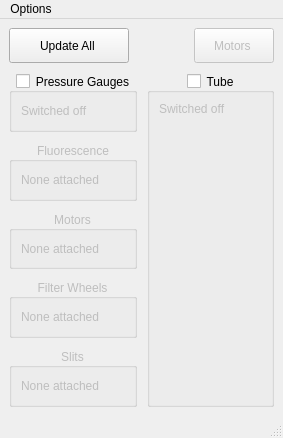
Before: the Qt Designer form Gui/forms/form_gui.ui in slsdetectorgroup/motorControlSoftware, drawn with Qt 5.
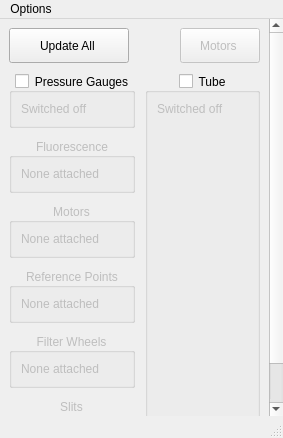
After: the same form once the commit is applied. Icons and pictures are not drawn.

Commit message: WIP ref points

What changed in the file:
```diff
--- a/Gui/forms/form_gui.ui
+++ b/Gui/forms/form_gui.ui
@@ -62,8 +62,8 @@
         <rect>
          <x>0</x>
          <y>0</y>
-         <width>283</width>
-         <height>385</height>
+         <width>281</width>
+         <height>451</height>
         </rect>
        </property>
        <property name="sizePolicy">
@@ -76,7 +76,7 @@
         <property name="spacing">
          <number>10</number>
         </property>
-        <item row="4" column="0">
+        <item row="5" column="0">
          <widget class="QGroupBox" name="groupFilterWheels">
           <property name="enabled">
            <bool>false</bool>
@@ -107,7 +107,7 @@
           </layout>
          </widget>
         </item>
-        <item row="5" column="0">
+        <item row="6" column="0">
          <widget class="QGroupBox" name="groupSlits">
           <property name="enabled">
            <bool>false</bool>
@@ -169,7 +169,7 @@
           </layout>
          </widget>
         </item>
-        <item row="1" column="1" rowspan="5">
+        <item row="1" column="1" rowspan="6">
          <widget class="QGroupBox" name="groupTube">
           <property name="sizePolicy">
            <sizepolicy hsizetype="Minimum" vsizetype="Minimum">
@@ -346,6 +346,37 @@
           </item>
          </layout>
         </item>
+        <item row="4" column="0">
+         <widget class="QGroupBox" name="groupReferencePoints">
+          <property name="enabled">
+           <bool>false</bool>
+          </property>
+          <property name="sizePolicy">
+           <sizepolicy hsizetype="Minimum" vsizetype="Minimum">
+            <horstretch>0</horstretch>
+            <verstretch>0</verstretch>
+           </sizepolicy>
+          </property>
+          <property name="title">
+           <string>Reference Points</string>
+          </property>
+          <property name="alignment">
+           <set>Qt::AlignCenter</set>
+          </property>
+          <property name="flat">
+           <bool>true</bool>
+          </property>
+          <layout class="QGridLayout" name="gridReferencePoints">
+           <item row="0" column="0">
+            <widget class="QLabel" name="lblReferencePoints">
+             <property name="text">
+              <string>None attached</string>
+             </property>
+            </widget>
+           </item>
+          </layout>
+         </widget>
+        </item>
        </layout>
       </widget>
      </widget>
```
The commit also changes 15 other files.
